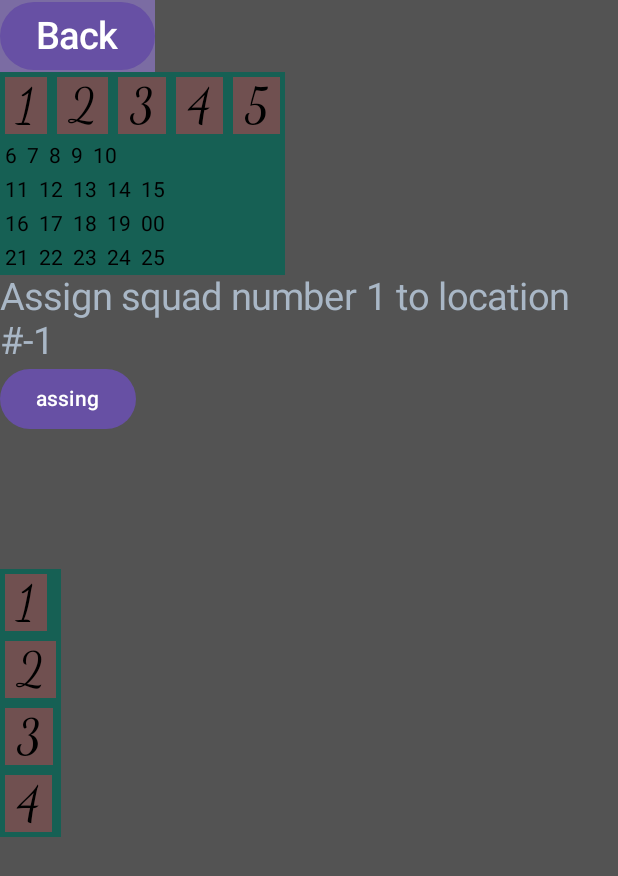
After one commit to AlmonGl/NorthFrontier, an Android app built with Jetpack Compose: the SquadsAndSpiesScreen screen opened through its navigation route, on a phone screen of 412 x 824 dp. The commit adds this screen. Shown: the top 876 px of the screen. Run offline under Robolectric (Android 15) with nearby library versions, the phone set to English and light mode, and no system bars; our stand-ins replace Room's generated code.

Commit message:
squads assigning

```diff
--- a/app/src/main/java/com/example/korlearn2/MainActivity.kt
+++ b/app/src/main/java/com/example/korlearn2/MainActivity.kt
@@ -195,7 +195,7 @@ fun InfoButtons(lifecycleScope: LifecycleCoroutineScope, dao: LocationsDao, view
             lifecycleScope.launch {
                 var s = "Squads:"
                 dao.getSquad().forEach {
-                    s+= "\n${it.id}st. Leader: ${it.rulerName}, Location: ${it.locationName}, ${it.number} soldiers."
+                    s+= "\n${it.id}st. Leader: ${it.rulerName}, Location: ${it.locationId}, ${it.number} soldiers."
                 }
                 viewModel.text1 = s
             }
--- a/app/src/main/java/com/example/korlearn2/ViewModel/LocationViewModel.kt
+++ b/app/src/main/java/com/example/korlearn2/ViewModel/LocationViewModel.kt
@@ -20,6 +20,10 @@ class LocationViewModel(): ViewModel() {
 
     var locationsID by mutableStateOf(listOf(0))
     var text1: String by mutableStateOf("")
+    var selectedLocationId: Int by mutableStateOf(-1)
+    var selectedSquad: Int by mutableStateOf(1)
+    var selectedSquadInfo: String by mutableStateOf("")
+    var selectedSpy: Int by mutableStateOf(1)
     fun changeBGcolor(){
         backgroundColor = Color.Red
 
--- a/app/src/main/java/com/example/korlearn2/database/LocationsDao.kt
+++ b/app/src/main/java/com/example/korlearn2/database/LocationsDao.kt
@@ -47,8 +47,8 @@ interface LocationsDao {
     suspend fun getSquadById(id: Int): Squad
     @Query ("SELECT * FROM Squad WHERE rulerName = 'null'")
     suspend fun getSquadsWithoutRuler(): List<Squad>
-    @Query ("SELECT * FROM Squad WHERE locationName = :locationName")
-    suspend fun getSquadsInLocation(locationName: String): List<Squad>
+    @Query ("SELECT * FROM Squad WHERE locationId = :locationId")
+    suspend fun getSquadsInLocation(locationId: Int): List<Squad>
     @Insert(onConflict = OnConflictStrategy.REPLACE)
     suspend fun insertSquad(squad: Squad)
     @Update
--- a/app/src/main/java/com/example/korlearn2/ui/theme/Color.kt
+++ b/app/src/main/java/com/example/korlearn2/ui/theme/Color.kt
@@ -9,3 +9,5 @@ val Pink80 = Color(0xFFEFB8C8)
 val Purple40 = Color(0xFF6650a4)
 val PurpleGrey40 = Color(0xFF625b71)
 val Pink40 = Color(0xFF7D5260)
+
+val PurpleNew = Color(0xFF7B6CA3)
--- a/app/src/main/java/com/example/korlearn2/ui/theme/Theme.kt
+++ b/app/src/main/java/com/example/korlearn2/ui/theme/Theme.kt
@@ -22,7 +22,7 @@ private val DarkColorScheme = darkColorScheme(
 )
 
 private val LightColorScheme = lightColorScheme(
-    primary = Purple40,
+    primary = PurpleNew,
     secondary = PurpleGrey40,
     tertiary = Pink40
 
--- a/app/src/main/java/com/example/korlearn2/view/NavGraph.kt
+++ b/app/src/main/java/com/example/korlearn2/view/NavGraph.kt
@@ -43,6 +43,12 @@ fun SetupNavGraph(
         {
             MainInfoScreen(navController,lifecycleScope,viewModel,dao,context)
         }
+        composable(
+            route = Screen.SquadsAndSpies.route
+        )
+        {
+            SquadsAndSpiesScreen(navController,lifecycleScope,viewModel,dao,context)
+        }
     }
 
 }
--- a/app/src/main/java/com/example/korlearn2/view/Screen.kt
+++ b/app/src/main/java/com/example/korlearn2/view/Screen.kt
@@ -4,4 +4,5 @@ sealed class Screen(val route: String) {
     object Map: Screen("map_screen")
     object Start: Screen("start_screen")
     object MainInfo: Screen("main_info_screen")
+    object SquadsAndSpies: Screen("squads_spies_screen")
 }
--- /dev/null
+++ b/app/src/main/java/com/example/korlearn2/view/SquadsAndSpiesScreen.kt
@@ -0,0 +1,94 @@
+package com.example.korlearn2.view
+
+import android.content.Context
+import androidx.compose.foundation.background
+import androidx.compose.foundation.clickable
+import androidx.compose.foundation.layout.Arrangement
+import androidx.compose.foundation.layout.Column
+import androidx.compose.foundation.layout.Row
+import androidx.compose.foundation.layout.Spacer
+import androidx.compose.foundation.layout.fillMaxSize
+import androidx.compose.foundation.layout.height
+import androidx.compose.foundation.layout.padding
+import androidx.compose.material3.Button
+import androidx.compose.material3.Text
+import androidx.compose.runtime.Composable
+import androidx.compose.ui.Alignment
+import androidx.compose.ui.Modifier
+import androidx.compose.ui.graphics.Color
+import androidx.compose.ui.text.font.FontFamily
+import androidx.compose.ui.unit.dp
+import androidx.compose.ui.unit.sp
+import androidx.lifecycle.LifecycleCoroutineScope
+import androidx.navigation.NavController
+import com.example.korlearn2.ViewModel.LocationViewModel
+import com.example.korlearn2.database.LocationsDao
+import com.example.korlearn2.database.Squad
+import com.example.korlearn2.ui.theme.PurpleNew
+import kotlinx.coroutines.launch
+
+@Composable
+fun SquadsAndSpiesScreen(
+    navController: NavController,
+    lifecycleScope: LifecycleCoroutineScope,
+    viewModel: LocationViewModel,
+    dao: LocationsDao,
+    context: Context
+) {
+    Column(horizontalAlignment = Alignment.Start,
+        modifier = Modifier
+            .fillMaxSize()
+            .background(Color(0xFF535353)),
+        verticalArrangement = Arrangement.Top) {
+    Button(onClick = { navController.navigate(Screen.MainInfo.route) }, modifier = Modifier.background(
+        PurpleNew)) {
+        Text(text = "Back", fontSize = 25.sp)
+        }
+    LocationMosaic(viewModel = viewModel, lifecycleScope = lifecycleScope, dao = dao)
+    Row() {
+        Text(text = "Assign squad number ${viewModel.selectedSquad.toString()} to location #${viewModel.selectedLocationId.toString()}",color = Color(0xFFA9B7C6), fontSize = 25.sp)
+        }
+        Button(onClick = {
+            if ((viewModel.selectedSquad!=-1) and (viewModel.selectedLocationId!=-1))
+            lifecycleScope.launch {
+                val squad: Squad = dao.getSquadById(viewModel.selectedSquad)
+                squad.locationId=viewModel.selectedLocationId
+                dao.updateSquad(squad)
+            }
+        }) {
+            Text(text = "assing")
+        }
+
+    Spacer(modifier = Modifier.height(30.dp))
+    Text(text = viewModel.selectedSquadInfo,color = Color(0xFFA9B7C6), fontSize = 25.sp )
+    Spacer(modifier = Modifier.height(30.dp))
+    SquadsMosaic(viewModel = viewModel, lifecycleScope = lifecycleScope, dao = dao, squadNumber = listOf(1,2,3,4))
+    }
+}
+@Composable
+fun SquadsMosaic(
+    viewModel: LocationViewModel,
+    lifecycleScope: LifecycleCoroutineScope,
+    dao: LocationsDao,
+    squadNumber: List<Int>
+
+) {
+
+    Column(Modifier.background(Color(0xFF166054))) {
+        squadNumber.forEach {
+            Text(text = " ${it.toString()} ", fontSize = 32.sp, fontFamily= FontFamily.Cursive, modifier = Modifier
+                .padding(3.dp)
+                .background(Color(0xFF705050))
+                .clickable {
+                    lifecycleScope.launch {
+                        viewModel.selectedSquadInfo = dao
+                            .getSquadById(it)
+                            .showAllData()
+                        viewModel.selectedSquad = it
+                    }
+                })
+
+        }
+    }
+
+}
--- a/app/src/main/java/com/example/korlearn2/view/StartScreen.kt
+++ b/app/src/main/java/com/example/korlearn2/view/StartScreen.kt
@@ -47,6 +47,7 @@ fun StartScreen(
                 modifier = Modifier.clickable {
                     generateAll(lifecycleScope, dao, viewModel, context)
                     viewModel.text1 = ""
+                    viewModel.selectedLocationId=-1
                     navController.navigate(Screen.MainInfo.route)
                 }
 
```
Also changed, not shown: app/src/main/java/com/example/korlearn2/database/Squad.kt (+9 -2 lines), app/src/main/java/com/example/korlearn2/database/generatingFunctions.kt (+5 -5 lines), app/src/main/java/com/example/korlearn2/view/MainInfoScreen.kt (+33 -2 lines), app/src/main/java/com/example/korlearn2/view/MapScreen.kt (+7 -0 lines).
